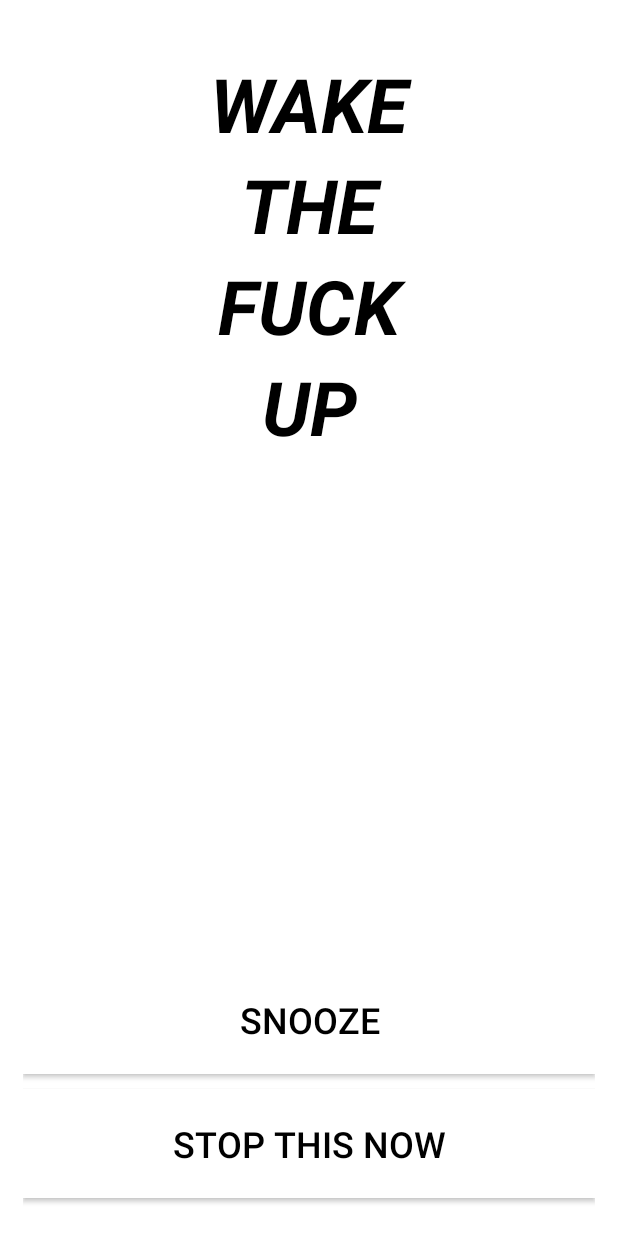
After one commit to nickclaw/wtfu, an Android app: the WakeTheFuckUpActivity screen opened directly, with no data from a screen before it, on a phone screen of 412 x 824 dp. The commit adds this screen. Run offline under Robolectric (Android 15) with nearby library versions, the phone set to English and light mode, and no system bars.

Commit message:
Starting WakeTheFuckUpActivity for alarms. Attempting to give the user a seizure

```diff
--- a/app/build.gradle
+++ b/app/build.gradle
@@ -23,4 +23,5 @@ dependencies {
     compile fileTree(dir: 'libs', include: ['*.jar'])
     compile 'com.android.support:appcompat-v7:21.0.3'
     compile 'com.google.code.gson:gson:2.3.1'
+    compile 'com.android.support:support-v4:21.0.3'
 }
--- a/app/src/main/AndroidManifest.xml
+++ b/app/src/main/AndroidManifest.xml
@@ -7,6 +7,7 @@
     <uses-permission android:name="android.permission.RECEIVE_BOOT_COMPLETED" />
     <uses-permission android:name="android.permission.INTERNET" />
     <uses-permission android:name="android.permission.SET_WALLPAPER" />
+    <uses-permission android:name="android.permission.WAKE_LOCK" />
 
     <application
         android:name=".App"
@@ -47,6 +48,11 @@
             android:name=".revenge.ChangeWallpaperRevenge"
             android:exported="false" >
         </service>
+
+        <activity
+            android:name=".WakeTheFuckUpActivity"
+            android:label="@string/title_activity_wake_the_fuck_up" >
+        </activity>
     </application>
 
 </manifest>
--- a/app/src/main/java/edu/washington/austindg/wtfu/AlarmAdapter.java
+++ b/app/src/main/java/edu/washington/austindg/wtfu/AlarmAdapter.java
@@ -15,6 +15,7 @@ import android.widget.Switch;
 import android.widget.TextView;
 import android.widget.TimePicker;
 
+import java.io.IOException;
 import java.util.ArrayList;
 import java.util.List;
 
@@ -120,6 +121,12 @@ public class AlarmAdapter extends ArrayAdapter<Alarm> {
 
                     if(alarm.getEnabled()) {
                         alarmScheduler.startAlarm(alarm);
+                    }
+
+                    try {
+                        App.getAlarmRepository().serialize();
+                    } catch(IOException e) {
+                        Log.e(TAG, e.getMessage());
                     }
                 }
             }
--- a/app/src/main/java/edu/washington/austindg/wtfu/AlarmListActivity.java
+++ b/app/src/main/java/edu/washington/austindg/wtfu/AlarmListActivity.java
@@ -16,6 +16,7 @@ public class AlarmListActivity extends ActionBarActivity {
     @Override
     protected void onCreate(Bundle savedInstanceState) {
         super.onCreate(savedInstanceState);
+
         setContentView(R.layout.activity_alarm_list);
         alarmRepository = App.getAlarmRepository();
     }
--- a/app/src/main/java/edu/washington/austindg/wtfu/AlarmScheduler.java
+++ b/app/src/main/java/edu/washington/austindg/wtfu/AlarmScheduler.java
@@ -17,14 +17,13 @@ public class AlarmScheduler extends BroadcastReceiver {
     public static String TAG = AlarmScheduler.class.getSimpleName();
     private static AlarmScheduler alarmScheduler = new AlarmScheduler();
 
-    private AlarmScheduler() {  }
+    public AlarmScheduler() {  }
 
     public static AlarmScheduler getInstance() {
         return alarmScheduler;
     }
 
     public void startAlarm(Alarm alarm) {
-
         AlarmManager manager = (AlarmManager) App.getContext().getSystemService(Context.ALARM_SERVICE);
         PendingIntent pendingAlarm = createPendingIntent(alarm);
 
@@ -44,7 +43,7 @@ public class AlarmScheduler extends BroadcastReceiver {
 
         // could alarm go off today?
         if(alarmTime.after(nowTime)) {
-            Log.i(TAG, "Alarm will sound in: " + String.valueOf(alarmTimeMs - nowTimeMs) + " milliseconds");
+            Log.i(TAG, "Alarm will sound in: " + String.valueOf((alarmTimeMs - nowTimeMs) / 1000) + " seconds");
             manager.setExact(AlarmManager.RTC_WAKEUP, alarmTimeMs, pendingAlarm);
         } else { // passed, wait until next week
             Log.i(TAG, "Alarm won't sound today, but next week");
--- a/app/src/main/java/edu/washington/austindg/wtfu/AlarmStartReceiver.java
+++ b/app/src/main/java/edu/washington/austindg/wtfu/AlarmStartReceiver.java
@@ -18,27 +18,31 @@ public class AlarmStartReceiver extends BroadcastReceiver {
     @Override
     public void onReceive(Context context, Intent intent) {
         if(intent != null) {
-            AlarmManager alarmManager = (AlarmManager) context.getSystemService(Context.ALARM_SERVICE);
             Alarm alarm = (Alarm) intent.getSerializableExtra("alarm");
-            Log.i(TAG, alarm.toString());
-
             Calendar cal = Calendar.getInstance();
             int dayOfWeek = cal.get(Calendar.DAY_OF_WEEK) - 1;
             if (alarm.getDays()[dayOfWeek] && alarm.getEnabled()) {
                 Log.i(TAG, "ALARM ALARM ALARM I HATE YOU");
-
-                // start alarm again exactly one day from now
-                PendingIntent repeatAlarmIntent = AlarmScheduler.createPendingIntent(alarm);
-                long oneDayFromNowMs = System.currentTimeMillis() + AlarmManager.INTERVAL_DAY;
-                alarmManager.setExact(AlarmManager.RTC_WAKEUP, oneDayFromNowMs, repeatAlarmIntent);
-
-                // snooze or stop activities start.. insult ppl
-
                 Insulter insulter = Insulter.getInstance();
                 insulter.insult();
+
+                repeatAlarmTomorrow(alarm, context);
+
+                Intent wakePhoneIntent = new Intent(context, WakeTheFuckUpActivity.class);
+                wakePhoneIntent.putExtra("alarm", alarm);
+                wakePhoneIntent.setFlags(Intent.FLAG_ACTIVITY_NEW_TASK);
+                context.startActivity(wakePhoneIntent);
             } else {
                 Log.i(TAG, "Wrong day of week or wasn't enabled");
             }
         }
     }
+
+    // start alarm again exactly one day from now
+    public void repeatAlarmTomorrow(Alarm alarm, Context context) {
+        AlarmManager alarmManager = (AlarmManager) context.getSystemService(Context.ALARM_SERVICE);
+        PendingIntent repeatAlarmIntent = AlarmScheduler.createPendingIntent(alarm);
+        long oneDayFromNowMs = System.currentTimeMillis() + AlarmManager.INTERVAL_DAY;
+        alarmManager.setExact(AlarmManager.RTC_WAKEUP, oneDayFromNowMs, repeatAlarmIntent);
+    }
 }
--- /dev/null
+++ b/app/src/main/java/edu/washington/austindg/wtfu/WakeTheFuckUpActivity.java
@@ -0,0 +1,129 @@
+package edu.washington.austindg.wtfu;
+
+import android.animation.ArgbEvaluator;
+import android.animation.ObjectAnimator;
+import android.animation.ValueAnimator;
+import android.app.Activity;
+import android.content.Intent;
+import android.graphics.Color;
+import android.os.Bundle;
+import android.view.View;
+import android.view.Window;
+import android.view.WindowManager;
+import android.widget.Button;
+import android.widget.LinearLayout;
+import android.widget.TextView;
+
+
+public class WakeTheFuckUpActivity extends Activity {
+
+    public static final int STARTING_SNOOZE_ID = 2000;
+    public static final int SEIZURE_DURATION = 150;
+
+    @Override
+    protected void onCreate(Bundle savedInstanceState) {
+        super.onCreate(savedInstanceState);
+
+        // wake up from device sleep and lock
+        Window window = this.getWindow();
+        window.addFlags(WindowManager.LayoutParams.FLAG_DISMISS_KEYGUARD);
+        window.addFlags(WindowManager.LayoutParams.FLAG_SHOW_WHEN_LOCKED);
+        window.addFlags(WindowManager.LayoutParams.FLAG_TURN_SCREEN_ON);
+
+        setContentView(R.layout.activity_wake_the_fuck_up);
+        startSeizureLoop();
+
+        Intent launchedMe = getIntent();
+        final Alarm alarm = (Alarm) launchedMe.getSerializableExtra("alarm");
+
+        Button snoozeBtn = (Button) findViewById(R.id.snooze_button);
+        snoozeBtn.setOnClickListener(new View.OnClickListener() {
+            @Override
+            public void onClick(View v) {
+                //Alarm snoozeAlarm = new Alarm()
+                //App.getAlarmScheduler().startAlarm();
+            }
+        });
+
+        Button stopBtn = (Button) findViewById(R.id.stop_button);
+        stopBtn.setOnClickListener(new View.OnClickListener() {
+            @Override
+            public void onClick(View v) {
+
+            }
+        });
+    }
+
+    public void startSeizureLoop() {
+        LinearLayout layout = (LinearLayout) findViewById(R.id.wtfu_text_layout);
+        Button snoozeBtn = (Button) findViewById(R.id.snooze_button);
+        Button stopBtn = (Button) findViewById(R.id.stop_button);
+        TextView wakeText = (TextView) findViewById(R.id.wake_text);
+        TextView theText = (TextView) findViewById(R.id.the_text);
+        TextView fuckText = (TextView) findViewById(R.id.fuck_text);
+        TextView upText = (TextView) findViewById(R.id.up_text);
+
+        ValueAnimator colorAnim = ObjectAnimator.ofInt(layout, "backgroundColor", Color.WHITE, Color.BLACK);
+        colorAnim.setDuration(SEIZURE_DURATION);
+        colorAnim.setEvaluator(new ArgbEvaluator());
+        colorAnim.setRepeatCount(ValueAnimator.INFINITE);
+        colorAnim.setRepeatMode(ValueAnimator.REVERSE);
+        colorAnim.start();
+
+        colorAnim = ObjectAnimator.ofInt(snoozeBtn, "backgroundColor", Color.WHITE, Color.BLACK);
+        colorAnim.setDuration(SEIZURE_DURATION);
+        colorAnim.setEvaluator(new ArgbEvaluator());
+        colorAnim.setRepeatCount(ValueAnimator.INFINITE);
+        colorAnim.setRepeatMode(ValueAnimator.REVERSE);
+        colorAnim.start();
+
+        colorAnim = ObjectAnimator.ofInt(snoozeBtn, "textColor", Color.BLACK, Color.WHITE);
+        colorAnim.setDuration(SEIZURE_DURATION);
+        colorAnim.setEvaluator(new ArgbEvaluator());
+        colorAnim.setRepeatCount(ValueAnimator.INFINITE);
+        colorAnim.setRepeatMode(ValueAnimator.REVERSE);
+        colorAnim.start();
+
+        colorAnim = ObjectAnimator.ofInt(stopBtn, "backgroundColor", Color.WHITE, Color.BLACK);
+        colorAnim.setDuration(SEIZURE_DURATION);
+        colorAnim.setEvaluator(new ArgbEvaluator());
+        colorAnim.setRepeatCount(ValueAnimator.INFINITE);
+        colorAnim.setRepeatMode(ValueAnimator.REVERSE);
+        colorAnim.start();
+
+        colorAnim = ObjectAnimator.ofInt(stopBtn, "textColor", Color.BLACK, Color.WHITE);
+        colorAnim.setDuration(SEIZURE_DURATION);
+        colorAnim.setEvaluator(new ArgbEvaluator());
+        colorAnim.setRepeatCount(ValueAnimator.INFINITE);
+        colorAnim.setRepeatMode(ValueAnimator.REVERSE);
+        colorAnim.start();
+
+        colorAnim = ObjectAnimator.ofInt(wakeText, "textColor", Color.BLACK, Color.WHITE);
+        colorAnim.setDuration(SEIZURE_DURATION);
+        colorAnim.setEvaluator(new ArgbEvaluator());
+        colorAnim.setRepeatCount(ValueAnimator.INFINITE);
+        colorAnim.setRepeatMode(ValueAnimator.REVERSE);
+        colorAnim.start();
+
+        colorAnim = ObjectAnimator.ofInt(theText, "textColor", Color.BLACK, Color.WHITE);
+        colorAnim.setDuration(SEIZURE_DURATION);
+        colorAnim.setEvaluator(new ArgbEvaluator());
+        colorAnim.setRepeatCount(ValueAnimator.INFINITE);
+        colorAnim.setRepeatMode(ValueAnimator.REVERSE);
+        colorAnim.start();
+
+        colorAnim = ObjectAnimator.ofInt(fuckText, "textColor", Color.BLACK, Color.WHITE);
+        colorAnim.setDuration(SEIZURE_DURATION);
+        colorAnim.setEvaluator(new ArgbEvaluator());
+        colorAnim.setRepeatCount(ValueAnimator.INFINITE);
+        colorAnim.setRepeatMode(ValueAnimator.REVERSE);
+        colorAnim.start();
+
+        colorAnim = ObjectAnimator.ofInt(upText, "textColor", Color.BLACK, Color.WHITE);
+        colorAnim.setDuration(SEIZURE_DURATION);
+        colorAnim.setEvaluator(new ArgbEvaluator());
+        colorAnim.setRepeatCount(ValueAnimator.INFINITE);
+        colorAnim.setRepeatMode(ValueAnimator.REVERSE);
+        colorAnim.start();
+    }
+}
--- /dev/null
+++ b/app/src/main/res/layout/activity_wake_the_fuck_up.xml
@@ -0,0 +1,96 @@
+<LinearLayout xmlns:android="http://schemas.android.com/apk/res/android"
+    xmlns:tools="http://schemas.android.com/tools" android:layout_width="match_parent"
+    android:layout_height="match_parent"
+    android:paddingLeft="@dimen/activity_horizontal_margin"
+    android:paddingRight="@dimen/activity_horizontal_margin"
+    android:paddingTop="@dimen/activity_vertical_margin"
+    android:paddingBottom="@dimen/activity_vertical_margin"
+    tools:context="edu.washington.austindg.wtfu.WakeTheFuckUpActivity"
+    android:orientation="vertical"
+    android:background="#ff000000"
+    android:weightSum="1"
+    android:id="@+id/wtfu_text_layout">
+
+
+    <TextView
+        android:layout_width="match_parent"
+        android:layout_height="wrap_content"
+        android:textAppearance="?android:attr/textAppearanceLarge"
+        android:text="WAKE"
+        android:id="@+id/wake_text"
+        android:layout_gravity="center_horizontal"
+        android:gravity="center"
+        android:textSize="50dp"
+        android:textStyle="bold|italic"
+        android:textColor="#ffffffff"
+        android:layout_marginTop="20dp" />
+
+    <TextView
+        android:layout_width="match_parent"
+        android:layout_height="wrap_content"
+        android:textAppearance="?android:attr/textAppearanceLarge"
+        android:text="THE"
+        android:id="@+id/the_text"
+        android:gravity="center"
+        android:textSize="50dp"
+        android:textStyle="bold|italic"
+        android:textColor="#ffffffff" />
+
+    <TextView
+        android:layout_width="match_parent"
+        android:layout_height="wrap_content"
+        android:textAppearance="?android:attr/textAppearanceLarge"
+        android:text="FUCK"
+        android:id="@+id/fuck_text"
+        android:gravity="center"
+        android:textSize="50dp"
+        android:textStyle="bold|italic"
+        android:textColor="#ffffffff" />
+
+    <TextView
+        android:layout_width="match_parent"
+        android:layout_height="wrap_content"
+        android:textAppearance="?android:attr/textAppearanceLarge"
+        android:text="UP"
+        android:id="@+id/up_text"
+        android:gravity="center"
+        android:textSize="50dp"
+        android:textStyle="bold|italic"
+        android:visibility="visible"
+        android:textColor="#ffffffff" />
+
+    <RelativeLayout
+        android:layout_width="fill_parent"
+        android:layout_height="fill_parent">
+
+        <LinearLayout
+            android:orientation="vertical"
+            android:layout_width="fill_parent"
+            android:layout_height="wrap_content"
+            android:layout_alignParentBottom="true">
+
+            <Button
+                android:layout_width="match_parent"
+                android:layout_height="wrap_content"
+                android:text="SNOOZE"
+                android:id="@+id/snooze_button"
+                android:layout_weight="0.10"
+                android:textSize="24dp"
+                android:padding="20dp"
+                android:background="#ffffffff"
+                android:layout_marginBottom="10dp" />
+
+            <Button
+                android:layout_width="match_parent"
+                android:layout_height="wrap_content"
+                android:text="STOP THIS NOW"
+                android:id="@+id/stop_button"
+                android:layout_weight="0.10"
+                android:textSize="24dp"
+                android:padding="20dp"
+                android:background="#ffffffff"
+                android:layout_marginBottom="10dp" />
+        </LinearLayout>
+    </RelativeLayout>
+
+</LinearLayout>
--- /dev/null
+++ b/app/src/main/res/menu/menu_wake_the_fuck_up.xml
@@ -0,0 +1,7 @@
+<menu xmlns:android="http://schemas.android.com/apk/res/android"
+    xmlns:app="http://schemas.android.com/apk/res-auto"
+    xmlns:tools="http://schemas.android.com/tools"
+    tools:context="edu.washington.austindg.wtfu.WakeTheFuckUpActivity">
+    <item android:id="@+id/action_settings" android:title="@string/action_settings"
+        android:orderInCategory="100" app:showAsAction="never" />
+</menu>
--- /dev/null
+++ b/app/src/main/res/values/attrs.xml
@@ -0,0 +1,12 @@
+<resources>
+
+    <!-- Declare custom theme attributes that allow changing which styles are
+         used for button bars depending on the API level.
+         ?android:attr/buttonBarStyle is new as of API 11 so this is
+         necessary to support previous API levels. -->
+    <declare-styleable name="ButtonBarContainerTheme">
+        <attr name="metaButtonBarStyle" format="reference" />
+        <attr name="metaButtonBarButtonStyle" format="reference" />
+    </declare-styleable>
+
+</resources>
--- /dev/null
+++ b/app/src/main/res/values/colors.xml
@@ -0,0 +1,5 @@
+<resources>
+
+    <color name="black_overlay">#66000000</color>
+
+</resources>
--- a/app/src/main/res/values/strings.xml
+++ b/app/src/main/res/values/strings.xml
@@ -10,4 +10,9 @@
     <!-- Action Bar Settings -->
     <string name="action_settings">Preferences</string>
     <string name="action_search_add_alarm">Not sure</string>
+
+    <!-- Title -->
+    <string name="wake_the_fuck_up">Wake The Fuck Up</string>
+    <string name="title_activity_wake_the_fuck_up">WakeTheFuckUpActivity</string>
+
 </resources>
```
Also changed, not shown: 1 other file.
